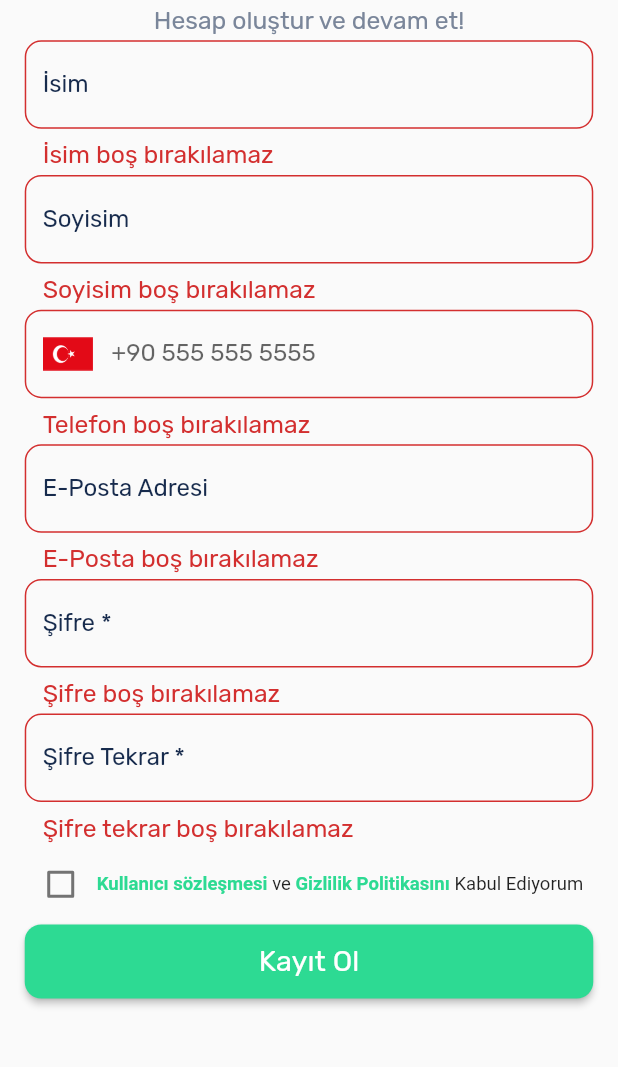
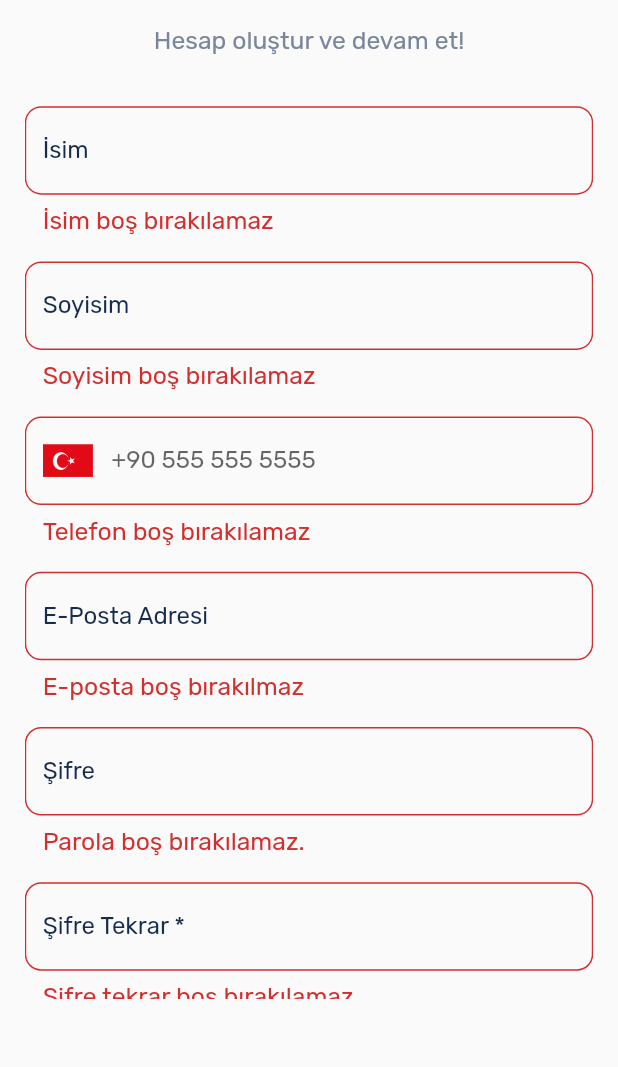
Before and after one commit to Palipa-Software/doxif, a Flutter app: the RegisterScreen screen opened by its route, after a tap on "Kayıt Ol", on a phone screen of 412 x 824 dp, the part 136-1203 px from its top. Run offline on Flutter 3.47's test engine with Material 2 defaults, Android fonts, the phone set to English and light mode, and no system bars; drawn by our look-alikes of flutter_bounceable; our stand-ins replace auto_size_text, cloud_firestore, firebase_auth, firebase_core, firebase_database, fl_chart and 7 more; missing offline and left inert: qr_code_scanner, search_page; accounts and stored records are empty; network calls fail.

Commit message:
refactor finish login and register, splash screen background change

```diff
--- a/lib/modules/register/register_controller.dart
+++ b/lib/modules/register/register_controller.dart
@@ -2,7 +2,7 @@ import 'package:cloud_firestore/cloud_firestore.dart';
 import 'package:firebase_auth/firebase_auth.dart';
 import 'package:flutter/material.dart';
 import 'package:get/get.dart';
-import 'package:tutorai/shared/constants/colors.dart';
+import 'package:tutorai/shared/constants/constants.dart';
 
 class RegisterController extends GetxController {
   TextEditingController nameController = TextEditingController();
@@ -17,10 +17,6 @@ class RegisterController extends GetxController {
   RxBool validateEmail = false.obs;
   RxBool validatePassword = false.obs;
   RxBool validateRePassword = false.obs;
-  String userAgreement =
-      "Lorem Ipsum is simply dummy text of the printing and typesetting industry. Lorem Ipsum has been the industry's standard dummy text ever since the 1500s, when an unknown printer took a galley of type and scrambled it to make a type specimen book. It has survived not only five centuries, but also the leap into electronic typesetting, remaining essentially unchanged. It was popularised in the 1960s with the release of Letraset sheets containing Lorem Ipsum passages, and more recently with desktop publishing software like Aldus PageMaker including versions of Lorem Ipsum.";
-  String privacyPolicy =
-      "Lorem Ipsum is simply dummy text of the printing and typesetting industry. Lorem Ipsum has been the industry's standard dummy text ever since the 1500s, when an unknown printer took a galley of type and scrambled it to make a type specimen book. It has survived not only five centuries, but also the leap into electronic typesetting, remaining essentially unchanged. It was popularised in the 1960s with the release of Letraset sheets containing Lorem Ipsum passages, and more recently with desktop publishing software like Aldus PageMaker including versions of Lorem Ipsum.";
   void textFieldValidate(TextEditingController controller, RxBool validate) {
     controller.text.isEmpty ? validate.value = true : validate.value = false;
   }
@@ -43,35 +39,40 @@ class RegisterController extends GetxController {
               "phone": phone,
               "email": email,
             });
-            Get.snackbar("Kayıt Başarılı", "Başarılı bir biçimde kayıt oldunuz. Giriş .Yapınız",
+            Get.snackbar(AppStrings.successCreateAccount, AppStrings.successCreateAccountSubTitle,
                 backgroundColor: AppColors.appColor.withOpacity(0.8));
             createUserControl.value = false;
             return user.user;
           } on FirebaseAuthException catch (e) {
             if (e.code.toString() == "invalid-email") {
-              Get.snackbar("Hata", "Geçersiz E-Posta", backgroundColor: AppColors.appColor.withOpacity(0.8));
+              Get.snackbar(AppStrings.error, AppStrings.errorEmail,
+                  backgroundColor: AppColors.appColor.withOpacity(0.8));
               createUserControl.value = false;
             } else if (e.code.toString() == "weak-password") {
-              Get.snackbar("Hata", "Güçsüz Parola", backgroundColor: AppColors.appColor.withOpacity(0.8));
+              Get.snackbar(AppStrings.error, AppStrings.errorWeakPassword,
+                  backgroundColor: AppColors.appColor.withOpacity(0.8));
               createUserControl.value = false;
             } else if (e.code.toString() == "email-already-in-use") {
-              Get.snackbar("Hata", "E-Mail Kullanılıyor", backgroundColor: AppColors.appColor.withOpacity(0.8));
+              Get.snackbar(AppStrings.error, AppStrings.errorEmailInUse,
+                  backgroundColor: AppColors.appColor.withOpacity(0.8));
               createUserControl.value = false;
             } else {
-              Get.snackbar("Error", e.message.toString(), backgroundColor: AppColors.appColor.withOpacity(0.8));
+              Get.snackbar(AppStrings.error, e.message.toString(),
+                  backgroundColor: AppColors.appColor.withOpacity(0.8));
               createUserControl.value = false;
             }
           }
         } else {
-          Get.snackbar("Hata", "Şifre uyuşmuyor", backgroundColor: AppColors.appColor.withOpacity(0.8));
+          Get.snackbar(AppStrings.error, AppStrings.errorReCrypteWrong,
+              backgroundColor: AppColors.appColor.withOpacity(0.8));
           createUserControl.value = false;
         }
       } else {
-        Get.snackbar("Hata", "Hiçbir alan boş bırakılamaz.", backgroundColor: AppColors.appColor.withOpacity(0.8));
+        Get.snackbar(AppStrings.error, AppStrings.errorEmpty, backgroundColor: AppColors.appColor.withOpacity(0.8));
         createUserControl.value = false;
       }
     } else {
-      Get.snackbar("Hata", "Lütfen kullanıcı sözleşmesi ve Gizlilik Politikasını Kabul Edin",
+      Get.snackbar(AppStrings.error, AppStrings.errorAgreementCheck,
           backgroundColor: AppColors.appColor.withOpacity(0.8));
       createUserControl.value = false;
     }
--- a/lib/modules/register/register_screen.dart
+++ b/lib/modules/register/register_screen.dart
@@ -3,12 +3,14 @@ import 'package:flutter_bounceable/flutter_bounceable.dart';
 import 'package:get/get.dart';
 import 'package:sizer/sizer.dart';
 import 'package:tutorai/modules/register/register_controller.dart';
+import 'package:tutorai/modules/register/user_agreement_page.dart';
 import 'package:tutorai/shared/constants/constants.dart';
 import 'package:tutorai/shared/constants/fonsts.dart';
 import 'package:tutorai/shared/constants/images.dart';
 import 'package:tutorai/shared/widgets/main_button.dart';
 
 import '../../shared/widgets/auth_custom_text_field.dart';
+import 'kvkk_page.dart';
 
 class RegisterScreen extends GetView<RegisterController> {
   const RegisterScreen({super.key});
@@ -16,12 +18,12 @@ class RegisterScreen extends GetView<RegisterController> {
   Widget build(BuildContext context) {
     return Scaffold(
       appBar: AppBar(leading: Bounceable(onTap: () => Get.back(), child: Image.asset(ImagesPath.icBack))),
-      body: SingleChildScrollView(
-        child: Padding(
-          padding: EdgeInsets.symmetric(horizontal: 4.w),
-          child: SizedBox(
-            width: 100.w,
-            height: 85.h,
+      body: Padding(
+        padding: EdgeInsets.symmetric(horizontal: 4.w),
+        child: SizedBox(
+          width: 100.w,
+          height: 85.h,
+          child: SingleChildScrollView(
             child: Column(
               mainAxisAlignment: MainAxisAlignment.spaceBetween,
               children: [
@@ -29,83 +31,110 @@ class RegisterScreen extends GetView<RegisterController> {
                   AppStrings.registerTitle,
                   style: Theme.of(context).textTheme.headlineLarge,
                 ),
+                SizedBox(
+                  height: 2.h,
+                ),
                 Text(
                   AppStrings.registerSubTitle,
                   style: Theme.of(context).textTheme.bodySmall,
                 ),
+                SizedBox(
+                  height: 2.h,
+                ),
+                SizedBox(
+                  height: 2.h,
+                ),
                 Obx(
                   () => LoginTextField(
                     controller: controller.nameController,
-                    hintText: "İsim",
+                    hintText: AppStrings.name,
                     keyboardType: TextInputType.text,
                     textInputAction: TextInputAction.next,
                     validate: controller.validateName.value,
-                    validateString: "İsim boş bırakılamaz",
+                    validateString: AppStrings.nameError,
                   ),
+                ),
+                SizedBox(
+                  height: 2.h,
                 ),
                 Obx(
                   () => LoginTextField(
                     controller: controller.surnameController,
-                    hintText: "Soyisim",
+                    hintText: AppStrings.surName,
                     keyboardType: TextInputType.text,
                     textInputAction: TextInputAction.next,
                     validate: controller.validateSurname.value,
-                    validateString: "Soyisim boş bırakılamaz",
+                    validateString: AppStrings.surnameError,
                   ),
+                ),
+                SizedBox(
+                  height: 2.h,
                 ),
                 Obx(
                   () => TextField(
                       controller: controller.phoneController,
                       textInputAction: TextInputAction.next,
                       keyboardType: TextInputType.number,
-                      style: const TextStyle(fontFamily: "Rubik Regular"),
+                      style: const TextStyle(fontFamily: AppFonts.regular),
                       decoration: InputDecoration(
-                          errorText: controller.validatePhone.value ? "Telefon boş bırakılamaz" : null,
-                          label: const Text("+90 555 555 5555"),
+                          errorText: controller.validatePhone.value ? AppStrings.phoneError : null,
+                          label: const Text("${AppStrings.phoneCode} ${AppStrings.phone}"),
                           labelStyle: const TextStyle(fontFamily: AppFonts.regular),
-                          hintStyle: const TextStyle(color: Color(0xFF172B4D), fontFamily: AppFonts.regular),
-                          prefixText: "+90 ",
+                          hintStyle: TextStyle(color: AppColors.addPhoto, fontFamily: AppFonts.regular),
+                          prefixText: AppStrings.phoneCode,
                           prefixIcon: Padding(
                             padding: EdgeInsets.symmetric(horizontal: 3.w),
                             child: Image.asset(
-                              "assets/images/ic_turkey.png",
+                              ImagesPath.phoneCountryCode,
                               width: 8.w,
                               height: 8.w,
                             ),
                           ),
                           border: OutlineInputBorder(borderRadius: BorderRadius.all(Radius.circular(8.sp))))),
                 ),
+                SizedBox(
+                  height: 2.h,
+                ),
                 Obx(
                   () => LoginTextField(
                     controller: controller.emailController,
-                    hintText: "E-Posta Adresi",
+                    hintText: AppStrings.epostaAddress,
                     keyboardType: TextInputType.emailAddress,
                     textInputAction: TextInputAction.next,
                     validate: controller.validateEmail.value,
-                    validateString: "E-Posta boş bırakılamaz",
+                    validateString: AppStrings.errorEmptyMail,
                   ),
+                ),
+                SizedBox(
+                  height: 2.h,
                 ),
                 Obx(
                   () => LoginTextField(
                     controller: controller.passwordController,
-                    hintText: "Şifre *",
+                    hintText: AppStrings.crypte,
                     keyboardType: TextInputType.visiblePassword,
                     textInputAction: TextInputAction.next,
                     obscureText: true,
                     validate: controller.validatePassword.value,
-                    validateString: "Şifre boş bırakılamaz",
+                    validateString: AppStrings.errorEmptyPass,
                   ),
+                ),
+                SizedBox(
+                  height: 2.h,
                 ),
                 Obx(
                   () => LoginTextField(
                     controller: controller.rePasswordController,
-                    hintText: "Şifre Tekrar *",
+                    hintText: AppStrings.reCrypte,
                     keyboardType: TextInputType.visiblePassword,
                     textInputAction: TextInputAction.done,
                     obscureText: true,
                     validate: controller.validateRePassword.value,
-                    validateString: "Şifre tekrar boş bırakılamaz",
+                    validateString: AppStrings.errorReCrypt,
                   ),
+                ),
+                SizedBox(
+                  height: 2.h,
                 ),
                 Obx(
                   () => Row(
@@ -118,30 +147,33 @@ class RegisterScreen extends GetView<RegisterController> {
                           controller.checkBox.value = value!;
                         },
                       ),
+                      SizedBox(
+                        height: 2.h,
+                      ),
                       Bounceable(
                         onTap: () {
-                          customAgreementPage(context, "Kullanıcı Sözleşmesi", controller.userAgreement);
+                          AgreementPage(context, const UserAgreement());
                         },
                         child: Text(
-                          "Kullanıcı sözleşmesi ",
+                          "${AppStrings.userAgreement} ",
                           style: TextStyle(fontSize: 9.sp, fontWeight: FontWeight.bold, color: AppColors.appColor),
                         ),
                       ),
                       Text(
-                        "ve ",
+                        "${AppStrings.and} ",
                         style: TextStyle(fontSize: 9.sp),
                       ),
                       Bounceable(
                         onTap: () {
-                          customAgreementPage(context, "Gizlilik Politikası", controller.privacyPolicy);
+                          AgreementPage(context, const KvkkPage());
                         },
                         child: Text(
-                          "Gizlilik Politikasını ",
+                          "${AppStrings.kvkk} ",
                           style: TextStyle(fontSize: 9.sp, fontWeight: FontWeight.bold, color: AppColors.appColor),
                         ),
                       ),
                       Text(
-                        "Kabul Ediyorum",
+                        AppStrings.confirm,
                         style: TextStyle(fontSize: 9.sp),
                       ),
                     ],
@@ -168,11 +200,11 @@ class RegisterScreen extends GetView<RegisterController> {
                               controller.rePasswordController.text);
                         },
                         child: controller.createUserControl.value
-                            ? const CircularProgressIndicator(
-                                color: Colors.white,
+                            ? CircularProgressIndicator(
+                                color: AppColors.white,
                               )
                             : Text(
-                                "Kayıt Ol",
+                                AppStrings.createAccount,
                                 style: TextStyle(fontFamily: AppFonts.regular, fontSize: 14.sp),
                               ),
                       )),
@@ -185,34 +217,13 @@ class RegisterScreen extends GetView<RegisterController> {
     );
   }
 
-  Future<dynamic> customAgreementPage(BuildContext context, String title, String text) {
+  Future<dynamic> AgreementPage(BuildContext context, Widget page) {
     return showModalBottomSheet(
       shape: RoundedRectangleBorder(
           borderRadius: BorderRadius.only(topLeft: Radius.circular(16.sp), topRight: Radius.circular(16.sp))),
       context: context,
       builder: (BuildContext context) {
-        return SizedBox(
-          child: Padding(
-            padding: EdgeInsets.symmetric(horizontal: 4.w),
-            child: Column(
-              mainAxisAlignment: MainAxisAlignment.start,
-              children: [
-                SizedBox(
-                  height: 4.h,
-                ),
-                Text(
-                  title,
-                  style: Theme.of(context).textTheme.headlineLarge,
-                ),
-                SizedBox(height: 2.h),
-                Text(
-                  text,
-                  style: Theme.of(context).textTheme.bodySmall,
-                )
-              ],
-            ),
-          ),
-        );
+        return page;
       },
     );
   }
--- a/lib/shared/constants/images.dart
+++ b/lib/shared/constants/images.dart
@@ -5,4 +5,5 @@ class ImagesPath {
   static const icApple = "assets/images/ic_apple.png";
   static const icBack = "assets/images/ic_back.png";
   static const forgetPass = "assets/images/img_forgetPassword.png";
+  static const phoneCountryCode = "assets/images/ic_turkey.png";
 }
--- a/lib/shared/constants/strings.dart
+++ b/lib/shared/constants/strings.dart
@@ -21,6 +21,7 @@ class AppStrings {
   static const String loginTitle = "Tekrar Hoşgeldin";
   static const String loginSubtitle = "Merhaba, devam etmek için oturum açınız";
   static const String eposta = "E-Posta";
+  static const String epostaAddress = "E-Posta Adresi";
   static const String password = "Parola";
   static const String forgetPassword = "Şifremi Unuttum";
   static const String login = "Giriş Yap";
@@ -39,6 +40,11 @@ class AppStrings {
   static const String userAgreement = "Kullanıcı Sözleşmesi";
   static const String kvkk = "KVKK";
   static const String confirm = "Kabul Ediyorum";
+  static const String nameError = "İsim boş bırakılamaz";
+  static const String surnameError = "Soyisim boş bırakılamaz";
+  static const String phoneError = "Telefon boş bırakılamaz";
+  static const String phone = "555 555 5555";
+  static const String phoneCode = "+90";
 
   //Login/Register Error/İnfo
   static const String postForgetPassMail = "E-posta adresine bir link gönderdik. Lütfen kontrol ediniz.";
@@ -51,6 +57,15 @@ class AppStrings {
   static const String errorEmptyText = "E-Posta ve şifre alanları boş geçilemez.";
   static const String errorInvalidCredential = "Geçersiz e-posta veya şifre";
   static const String errorFailPassAndMail = "Hatalı e-posta veya şifre";
+  static const String errorReCrypt = "Şifre tekrar boş bırakılamaz";
+  static const String errorEmail = "Geçersiz E-Posta";
+  static const String successCreateAccount = "Kayıt Başarılı";
+  static const String successCreateAccountSubTitle = "Başarılı bir biçimde kayıt oldunuz. Giriş .Yapınız";
+  static const String errorWeakPassword = "Güçsüz Parola";
+  static const String errorEmailInUse = "E-Mail Kullanılıyor";
+  static const String errorReCrypteWrong = "Şifre uyuşmuyor";
+  static const String errorEmpty = "Hiçbir alan boş bırakılamaz.";
+  static const String errorAgreementCheck = "Lütfen kullanıcı sözleşmesi ve Gizlilik Politikasını Kabul Edin";
 
   // WARNING
   static const warningTitle = "Uyarılar";
--- a/pubspec.yaml
+++ b/pubspec.yaml
@@ -65,7 +65,7 @@ dev_dependencies:
     sdk: flutter
 
 flutter_native_splash:
-  background_image: assets/images/img_splash_background.png
+  color: "FFFFFF"
   image: assets/images/img_splash_logo.png
 
 # For information on the generic Dart part of this file, see the
```
Also changed, not shown: lib/modules/register/kvkk_page.dart (added, +198 -0 lines), lib/modules/register/user_agreement_page.dart (added, +83 -0 lines), 6 other files.
